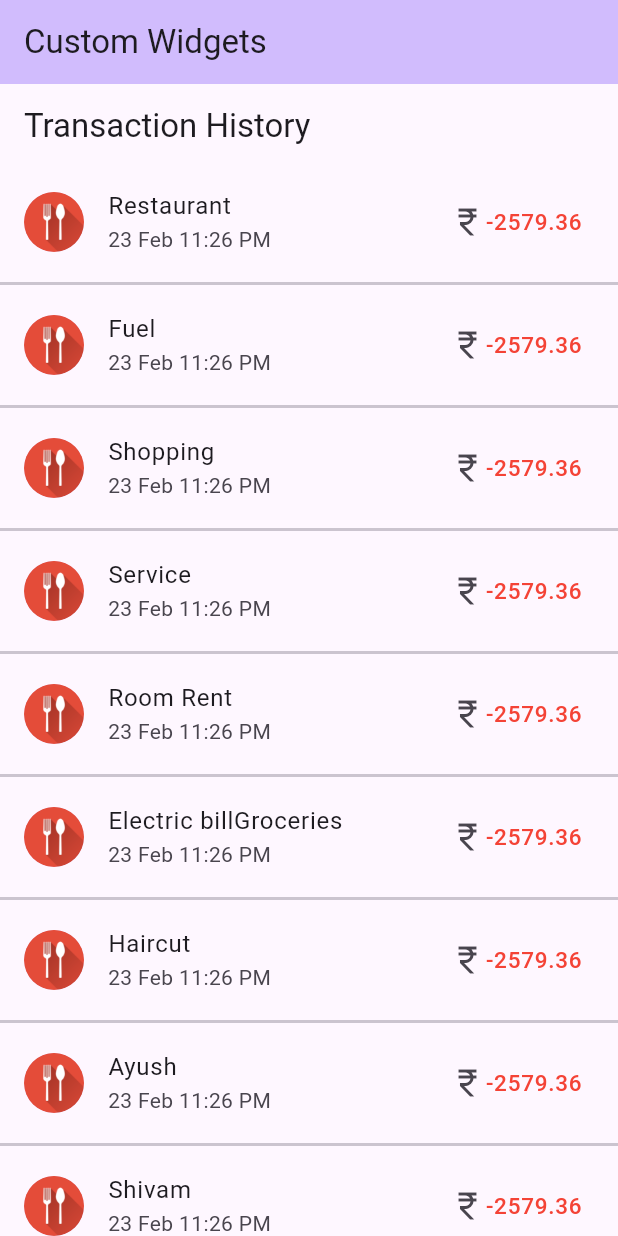
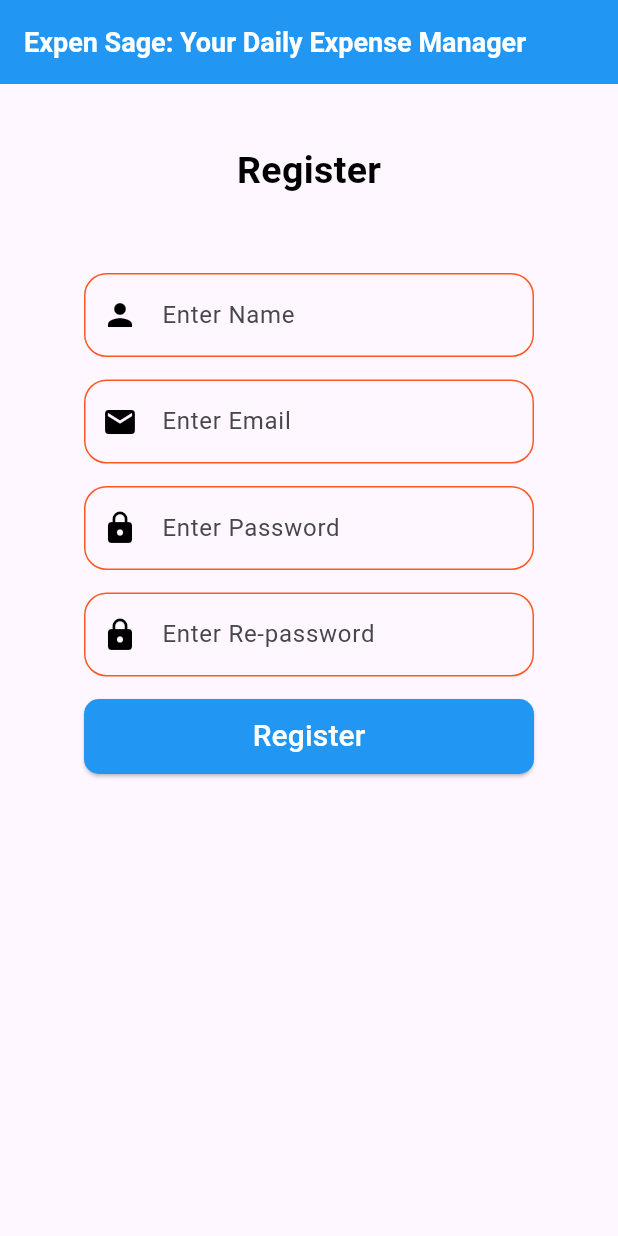
Before and after one commit to nicky-kumari74/ExpenSage-yourDailyExpenseManager, a Flutter app: the screen it shows after launch, on a phone screen of 412 x 824 dp. Run offline on Flutter 3.47's test engine with Material 3 defaults, Android fonts, the phone set to English and light mode, and no system bars.

Commit message:
Registration page

```diff
--- a/lib/main.dart
+++ b/lib/main.dart
@@ -1,7 +1,7 @@
 import 'package:flutter/material.dart';
-
+import 'registrationPage.dart';
 void main() {
-  runApp(const MyApp());
+  runApp(const MyApp1());
 }
 
 class MyApp extends StatelessWidget {
--- /dev/null
+++ b/lib/registrationPage.dart
@@ -0,0 +1,141 @@
+import 'package:flutter/material.dart';
+class MyApp1 extends StatefulWidget {
+  const MyApp1({super.key});
+
+  @override
+  State<MyApp1> createState() => _MyAppState();
+}
+
+class _MyAppState extends State<MyApp1> {
+  var userName=TextEditingController();
+  var Email=TextEditingController();
+  var Password=TextEditingController();
+  var cnfPassword=TextEditingController();
+  @override
+  Widget build(BuildContext context) {
+    return MaterialApp(
+      home: Scaffold(
+        appBar: AppBar(
+          title: Text('Expen Sage: Your Daily Expense Manager',
+            style: TextStyle(
+              color: Colors.white, // Change text color for better visibility
+              fontSize: 18, // Optional: Adjust font size
+              fontWeight: FontWeight.bold, // Optional: Make text bold
+            ),
+          ),
+          backgroundColor: Colors.blue,
+        ),
+        body: Center(child: Container(
+          width: 300,
+            child: Column(
+              //mainAxisAlignment: MainAxisAlignment.center,
+              children: [
+                Container(margin: EdgeInsets.only(top: 40),
+                  child: Text('Register', style: TextStyle(
+                    color: Colors.black,
+                    fontSize: 25,
+                    fontWeight: FontWeight.bold,
+                  ),
+                  ),
+                ),
+                Container(height: 50,),
+                TextField(
+                  controller: userName,
+                  decoration: InputDecoration(
+                    hintText: 'Enter Name',
+                    focusedBorder: OutlineInputBorder(
+                        borderRadius: BorderRadius.circular(15),
+                        borderSide: BorderSide(color: Colors.indigoAccent,width: 2)
+                    ),
+                    enabledBorder: OutlineInputBorder(
+                        borderRadius: BorderRadius.circular(15),
+                        borderSide: BorderSide(color: Colors.deepOrange,width: 1)
+                    ),
+                    border: OutlineInputBorder(
+                        borderRadius: BorderRadius.circular(15),
+                    ),
+                    prefixIcon: Icon(Icons.person,color: Colors.black,)
+                  ),
+                ),
+                Container(height: 15,),
+                TextField(
+                  controller: Email,
+                  decoration: InputDecoration(
+                    hintText: 'Enter Email',
+                      focusedBorder: OutlineInputBorder(
+                          borderRadius: BorderRadius.circular(15),
+                          borderSide: BorderSide(color: Colors.indigoAccent,width: 2)
+                      ),
+                      enabledBorder: OutlineInputBorder(
+                          borderRadius: BorderRadius.circular(15),
+                          borderSide: BorderSide(color: Colors.deepOrange,width: 1)
+                      ),
+                      border: OutlineInputBorder(
+                        borderRadius: BorderRadius.circular(15),
+                      ),
+                      prefixIcon: Icon(Icons.email,color: Colors.black,)
+                  ),
+                ),
+                Container(height: 15,),
+                TextField(
+                  controller: Password,
+                  obscureText: true,
+                  decoration: InputDecoration(
+                    hintText: 'Enter Password',
+                      focusedBorder: OutlineInputBorder(
+                          borderRadius: BorderRadius.circular(15),
+                          borderSide: BorderSide(color: Colors.indigoAccent,width: 2)
+                      ),
+                      enabledBorder: OutlineInputBorder(
+                          borderRadius: BorderRadius.circular(15),
+                          borderSide: BorderSide(color: Colors.deepOrange,width: 1)
+                      ),
+                      border: OutlineInputBorder(
+                        borderRadius: BorderRadius.circular(15),
+                      ),
+                    prefixIcon: Icon(Icons.lock,color: Colors.black,)
+                  ),
+                ),
+                Container(height: 15,),
+                TextField(
+                  controller: cnfPassword,
+                  obscureText: true,
+                  decoration: InputDecoration(
+                    hintText: 'Enter Re-password',
+                      focusedBorder: OutlineInputBorder(
+                          borderRadius: BorderRadius.circular(15),
+                          borderSide: BorderSide(color: Colors.indigoAccent,width: 2)
+                      ),
+                      enabledBorder: OutlineInputBorder(
+                          borderRadius: BorderRadius.circular(15),
+                          borderSide: BorderSide(color: Colors.deepOrange,width: 1)
+                      ),
+                      border: OutlineInputBorder(
+                        borderRadius: BorderRadius.circular(15),
+                      ),
+                      prefixIcon: Icon(Icons.lock,color: Colors.black,)
+                  ),
+                ),
+                Container(height: 15,),
+                ElevatedButton(onPressed: (){
+                  String uname=userName.text.toString();
+                  String email=Email.text.toString();
+                  String password=Password.text.toString();
+                  String cnfpassword=cnfPassword.text.toString();
+                  print("UserName : $uname "+" Email:$email"+" password: $password");
+                },
+                  child: Text("Register",style: TextStyle(color: Colors.white,fontSize: 20)),
+                  style: ElevatedButton.styleFrom(
+                    backgroundColor: Colors.blue, // Change button color
+                    minimumSize: Size(300, 50), // Increase width and height
+                    shape: RoundedRectangleBorder(
+                      borderRadius: BorderRadius.circular(10), // Optional: Add rounded corners
+                    ),
+                  ),
+                )
+              ],
+            )))
+      ),
+    );
+  }
+}
--- a/pubspec.yaml
+++ b/pubspec.yaml
@@ -19,7 +19,7 @@ publish_to: 'none' # Remove this line if you wish to publish to pub.dev
 version: 1.0.0+1
 
 environment:
-  sdk: ^3.7.0
+  sdk: ^3.4.01
 
 # Dependencies specify other packages that your package needs in order to work.
 # To automatically upgrade your package dependencies to the latest versions
```
Also changed, not shown: pubspec.lock.
